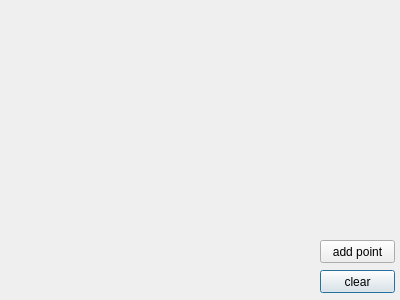
The window that dialog/dialogtest/dialogtestcurve.ui (wushuangabao/ClothingPatternDesignSystem) describes before a commit, drawn with Qt 5.
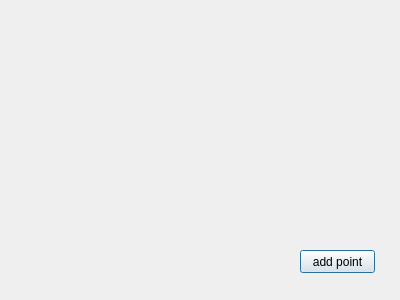
The same window after the commit.

Patch:
```diff
--- a/dialog/dialogtest/dialogtestcurve.ui
+++ b/dialog/dialogtest/dialogtestcurve.ui
@@ -13,24 +13,11 @@
   <property name="windowTitle">
    <string>Dialog</string>
   </property>
-  <widget class="QPushButton" name="pushButton">
-   <property name="geometry">
-    <rect>
-     <x>320</x>
-     <y>270</y>
-     <width>75</width>
-     <height>23</height>
-    </rect>
-   </property>
-   <property name="text">
-    <string>clear</string>
-   </property>
-  </widget>
   <widget class="QPushButton" name="pushButton_2">
    <property name="geometry">
     <rect>
-     <x>320</x>
-     <y>240</y>
+     <x>300</x>
+     <y>250</y>
      <width>75</width>
      <height>23</height>
     </rect>
```
